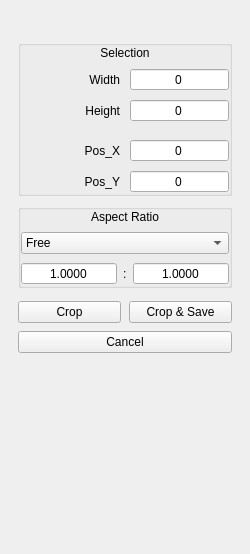
Qt form qimgv/gui/panels/croppanel/croppanel.ui (do-i/thumbgrid) before a commit.
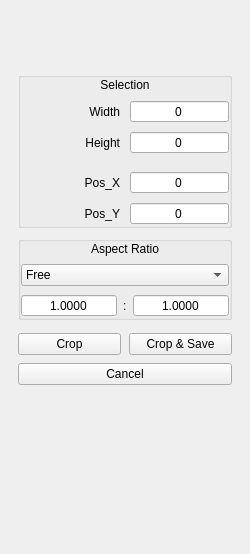
The same form after that commit. Custom widgets are drawn as their Qt base class.

Commit message: theme: apply text color to icons (test)

The edit to the form file:
```diff
--- a/qimgv/gui/panels/croppanel/croppanel.ui
+++ b/qimgv/gui/panels/croppanel/croppanel.ui
@@ -36,7 +36,7 @@
     <number>18</number>
    </property>
    <property name="topMargin">
-    <number>18</number>
+    <number>12</number>
    </property>
    <property name="rightMargin">
     <number>18</number>
@@ -45,14 +45,34 @@
     <number>0</number>
    </property>
    <item>
-    <widget class="QLabel" name="headerLabel">
-     <property name="accessibleName">
-      <string notr="true"/>
+    <layout class="QHBoxLayout" name="horizontalLayout_6">
+     <property name="bottomMargin">
+      <number>4</number>
      </property>
-     <property name="text">
-      <string notr="true"/>
-     </property>
-    </widget>
+     <item>
+      <widget class="IconWidget" name="headerIcon" native="true">
+       <property name="minimumSize">
+        <size>
+         <width>48</width>
+         <height>48</height>
+        </size>
+       </property>
+      </widget>
+     </item>
+     <item>
+      <spacer name="horizontalSpacer">
+       <property name="orientation">
+        <enum>Qt::Horizontal</enum>
+       </property>
+       <property name="sizeHint" stdset="0">
+        <size>
+         <width>40</width>
+         <height>20</height>
+        </size>
+       </property>
+      </spacer>
+     </item>
+    </layout>
    </item>
    <item>
     <widget class="QGroupBox" name="groupBox">
@@ -519,6 +539,12 @@
    <extends>QSpinBox</extends>
    <header>gui/customwidgets/spinboxinputfix.h</header>
   </customwidget>
+  <customwidget>
+   <class>IconWidget</class>
+   <extends>QWidget</extends>
+   <header>gui/customwidgets/iconwidget.h</header>
+   <container>1</container>
+  </customwidget>
  </customwidgets>
  <tabstops>
   <tabstop>width</tabstop>
```
The commit also changes 16 other files.
